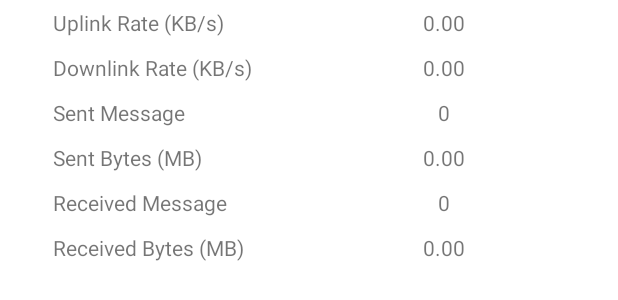
After one commit to ShanuDey/iBall-Router-App, an Android app: the layout card_evc_traffic.xml on its own in the app's theme, with its tools: preview values and no code run, on a phone screen of 412 x 824 dp. The commit adds this screen. Shown: the top 300 px of the screen. Run offline under Robolectric (Android 15) with nearby library versions, the phone set to English and light mode, and no system bars.

Commit message:
Design Recycler View necessary Layouts
Signed-off-by: ShanuDey <sd4shanudey@gmail.com>

```diff
--- /dev/null
+++ b/app/src/main/res/layout/card_evc_traffic.xml
@@ -0,0 +1,132 @@
+<?xml version="1.0" encoding="utf-8"?>
+<LinearLayout xmlns:android="http://schemas.android.com/apk/res/android"
+    android:layout_width="match_parent"
+    android:layout_height="match_parent"
+    android:orientation="vertical">
+
+    <LinearLayout
+        android:layout_width="match_parent"
+        android:layout_height="wrap_content"
+        android:layout_margin="5sp"
+        android:orientation="horizontal">
+
+        <TextView
+            android:layout_width="150dp"
+            android:layout_height="wrap_content"
+            android:layout_marginLeft="30sp"
+            android:text="Uplink Rate (KB/s)" />
+
+        <TextView
+            android:id="@+id/tv_uplink"
+            android:layout_width="fill_parent"
+            android:layout_height="wrap_content"
+            android:text="0.00"
+            android:textAlignment="center" />
+
+    </LinearLayout>
+
+    <LinearLayout
+        android:layout_width="match_parent"
+        android:layout_height="wrap_content"
+        android:layout_margin="5sp"
+        android:orientation="horizontal">
+
+        <TextView
+            android:layout_width="150dp"
+            android:layout_height="wrap_content"
+            android:layout_marginLeft="30sp"
+            android:text="Downlink Rate (KB/s)" />
+
+        <TextView
+            android:id="@+id/tv_downlink"
+            android:layout_width="fill_parent"
+            android:layout_height="wrap_content"
+            android:text="0.00"
+            android:textAlignment="center" />
+
+    </LinearLayout>
+
+    <LinearLayout
+        android:layout_width="match_parent"
+        android:layout_height="wrap_content"
+        android:layout_margin="5sp"
+        android:orientation="horizontal">
+
+        <TextView
+            android:layout_width="150dp"
+            android:layout_height="wrap_content"
+            android:layout_marginLeft="30sp"
+            android:text="Sent Message" />
+
+        <TextView
+            android:id="@+id/tv_sentMessage"
+            android:layout_width="fill_parent"
+            android:layout_height="wrap_content"
+            android:text="0"
+            android:textAlignment="center" />
+
+    </LinearLayout>
+
+    <LinearLayout
+        android:layout_width="match_parent"
+        android:layout_height="wrap_content"
+        android:layout_margin="5sp"
+        android:orientation="horizontal">
+
+        <TextView
+            android:layout_width="150dp"
+            android:layout_height="wrap_content"
+            android:layout_marginLeft="30sp"
+            android:text="Sent Bytes (MB)" />
+
+        <TextView
+            android:id="@+id/tv_sentBytes"
+            android:layout_width="fill_parent"
+            android:layout_height="wrap_content"
+            android:text="0.00"
+            android:textAlignment="center" />
+
+    </LinearLayout>
+
+    <LinearLayout
+        android:layout_width="match_parent"
+        android:layout_height="wrap_content"
+        android:layout_margin="5sp"
+        android:orientation="horizontal">
+
+        <TextView
+            android:layout_width="150dp"
+            android:layout_height="wrap_content"
+            android:layout_marginLeft="30sp"
+            android:text="Received Message" />
+
+        <TextView
+            android:id="@+id/tv_receivedMessage"
+            android:layout_width="fill_parent"
+            android:layout_height="wrap_content"
+            android:text="0"
+            android:textAlignment="center" />
+
+    </LinearLayout>
+
+    <LinearLayout
+        android:layout_width="match_parent"
+        android:layout_height="wrap_content"
+        android:layout_margin="5sp"
+        android:orientation="horizontal">
+
+        <TextView
+            android:layout_width="150dp"
+            android:layout_height="wrap_content"
+            android:layout_marginLeft="30sp"
+            android:text="Received Bytes (MB)" />
+
+        <TextView
+            android:id="@+id/tv_receivedBytes"
+            android:layout_width="fill_parent"
+            android:layout_height="wrap_content"
+            android:text="0.00"
+            android:textAlignment="center" />
+
+    </LinearLayout>
+</LinearLayout>
--- a/app/src/main/res/layout/fragment_traffic.xml
+++ b/app/src/main/res/layout/fragment_traffic.xml
@@ -2,11 +2,10 @@
 <LinearLayout xmlns:android="http://schemas.android.com/apk/res/android"
     android:orientation="vertical" android:layout_width="match_parent"
     android:layout_height="match_parent">
-    <TextView
-        android:layout_width="wrap_content"
-        android:layout_height="wrap_content"
-        android:text="Traffic"
-        android:textSize="30sp"
+    <androidx.recyclerview.widget.RecyclerView
+        android:id="@+id/rv_traffic"
+        android:scrollbars="vertical"
+        android:layout_width="match_parent"
+        android:layout_height="match_parent"
         />
-
 </LinearLayout>
--- /dev/null
+++ b/app/src/main/res/layout/item_traffic.xml
@@ -0,0 +1,11 @@
+<?xml version="1.0" encoding="utf-8"?>
+<com.alespero.expandablecardview.ExpandableCardView xmlns:android="http://schemas.android.com/apk/res/android"
+    xmlns:app="http://schemas.android.com/apk/res-auto"
+    android:id="@+id/ecv_traffic"
+    android:layout_width="wrap_content"
+    android:layout_height="wrap_content"
+    app:animationDuration="300"
+    app:expandOnClick="true"
+    app:inner_view="@layout/card_evc_traffic"
+    app:startExpanded="false"
+    app:title="192.168.1.1" />
```
